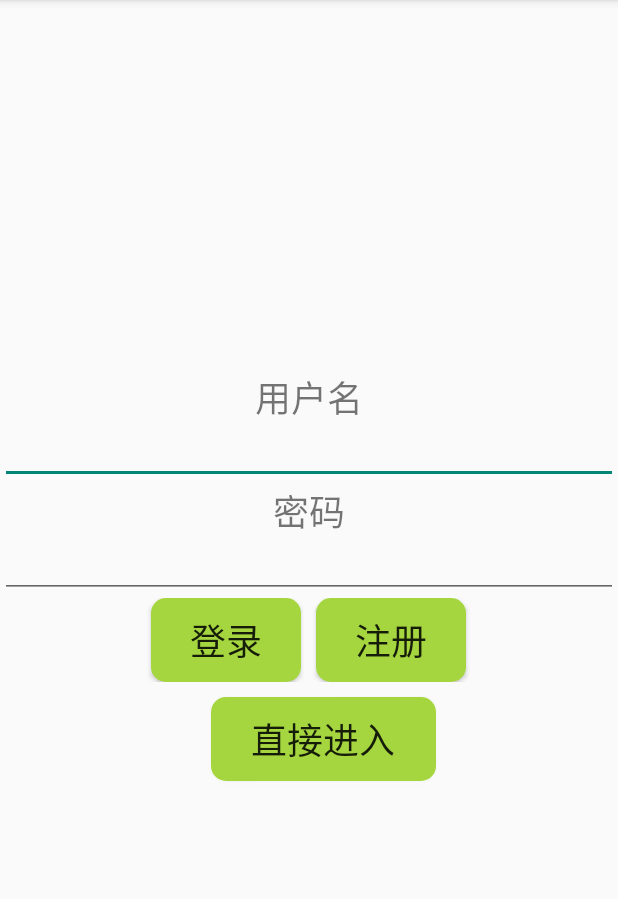
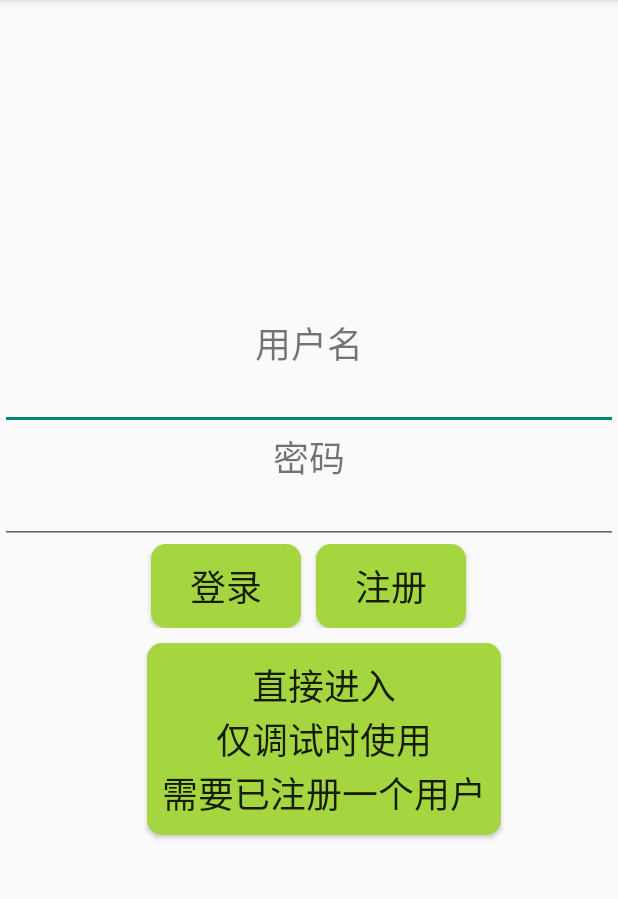
Before and after one commit to potter-Zhang/Spacetime, an Android app: the screen it shows after launch (LoginActivity), on a phone screen of 412 x 824 dp, the part 84-983 px from its top. Run offline under Robolectric (Android 15) with nearby library versions, the phone set to English and light mode, and no system bars; our stand-ins replace Room's generated code; libraries missing offline, so code that uses them is left out: com.xuexiang.xui; plain views replace MaterialEditText.

Commit message:
登录界面添加一个直接进入按钮(仅调试时使用)

```diff
--- a/app/src/main/java/edu/whu/spacetime/activity/LoginActivity.java
+++ b/app/src/main/java/edu/whu/spacetime/activity/LoginActivity.java
@@ -30,7 +30,7 @@ public class LoginActivity extends AppCompatActivity {
         // 注册按钮
         findViewById(R.id.btn_register).setOnClickListener(v -> register());
         // 直接进入按钮
-        findViewById(R.id.btn_enter).setOnClickListener(v -> jump2Main());
+        findViewById(R.id.btn_enter).setOnClickListener(v -> direct());
     }
 
     private void login() {
@@ -76,6 +76,13 @@ public class LoginActivity extends AppCompatActivity {
         jump2Main();
     }
 
+    private void direct() {
+        User user = userDao.getSingleUser();
+        if (user == null) return;
+        SpacetimeApplication.getInstance().setCurrentUser(user);
+        jump2Main();
+    }
+
     private void jump2Main() {
         Intent intent = new Intent(this, MainActivity.class);
         startActivity(intent);
--- a/app/src/main/java/edu/whu/spacetime/dao/UserDao.java
+++ b/app/src/main/java/edu/whu/spacetime/dao/UserDao.java
@@ -24,4 +24,8 @@ public interface UserDao {
 
     @Query("SELECT * FROM user WHERE username=:username")
     User getUserByName(String username);
+
+    // 用于直接进入app(仅调试时使用！)
+    @Query("SELECT * FROM user LIMIT 1")
+    User getSingleUser();
 }
--- a/app/src/main/java/edu/whu/spacetime/fragment/NotebookBrowserFragment.java
+++ b/app/src/main/java/edu/whu/spacetime/fragment/NotebookBrowserFragment.java
@@ -72,9 +72,6 @@ public class NotebookBrowserFragment extends Fragment {
         ListView notebookListView = fragmentView.findViewById(R.id.list_notebook);
         List<Notebook> notebookList = notebookDao.getNotebooksByUserId(SpacetimeApplication
                 .getInstance().getCurrentUser().getUserId());
-//        List<Notebook> notebookList = new ArrayList<>();
-//        notebookList.add(new Notebook("测试1", 0));
-//        notebookList.add(new Notebook("测试2", 0));
         adapter = new NoteBookListAdapter(getContext(), R.layout.item_notebook_list, notebookList);
         notebookListView.setAdapter(adapter);
 
--- a/app/src/main/res/layout/activity_login.xml
+++ b/app/src/main/res/layout/activity_login.xml
@@ -54,12 +54,12 @@
     </LinearLayout>
     <Button
         android:id="@+id/btn_enter"
-        android:layout_width="150dp"
+        android:layout_width="wrap_content"
         android:layout_height="wrap_content"
         android:padding="10dp"
         android:layout_marginTop="10dp"
         android:layout_marginStart="10dp"
-        android:text="直接进入"
+        android:text="直接进入\n仅调试时使用\n需要已注册一个用户"
         android:textSize="24sp"
         android:background="@drawable/selector_main_theme_btn"/>
 </LinearLayout>
```
